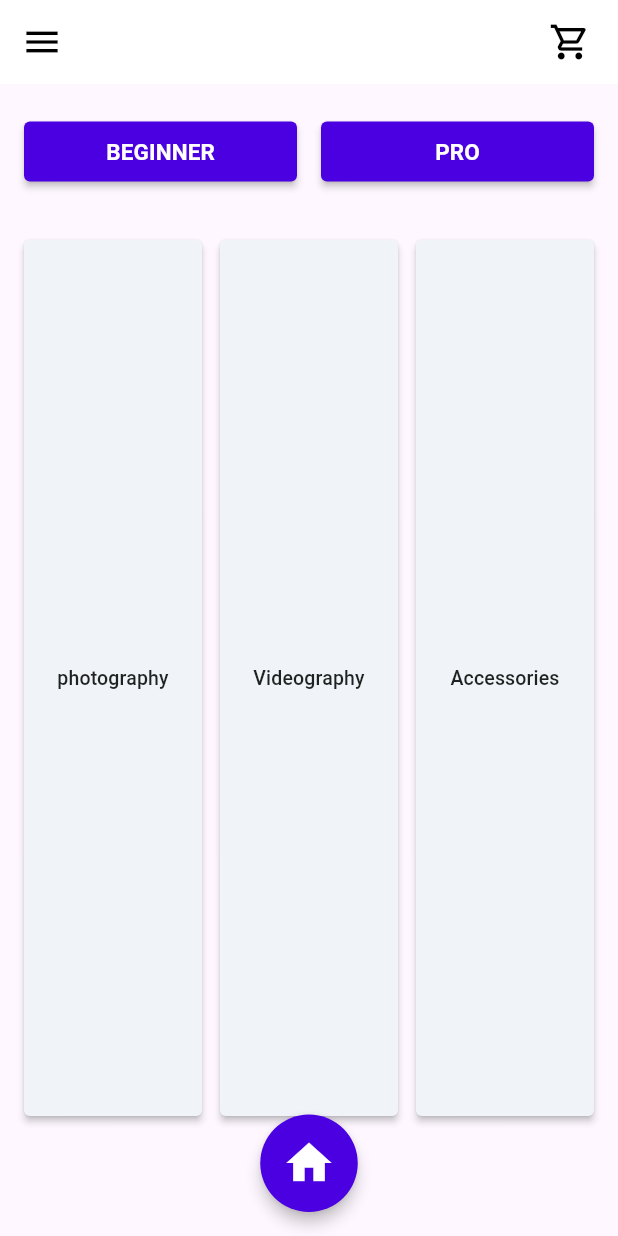
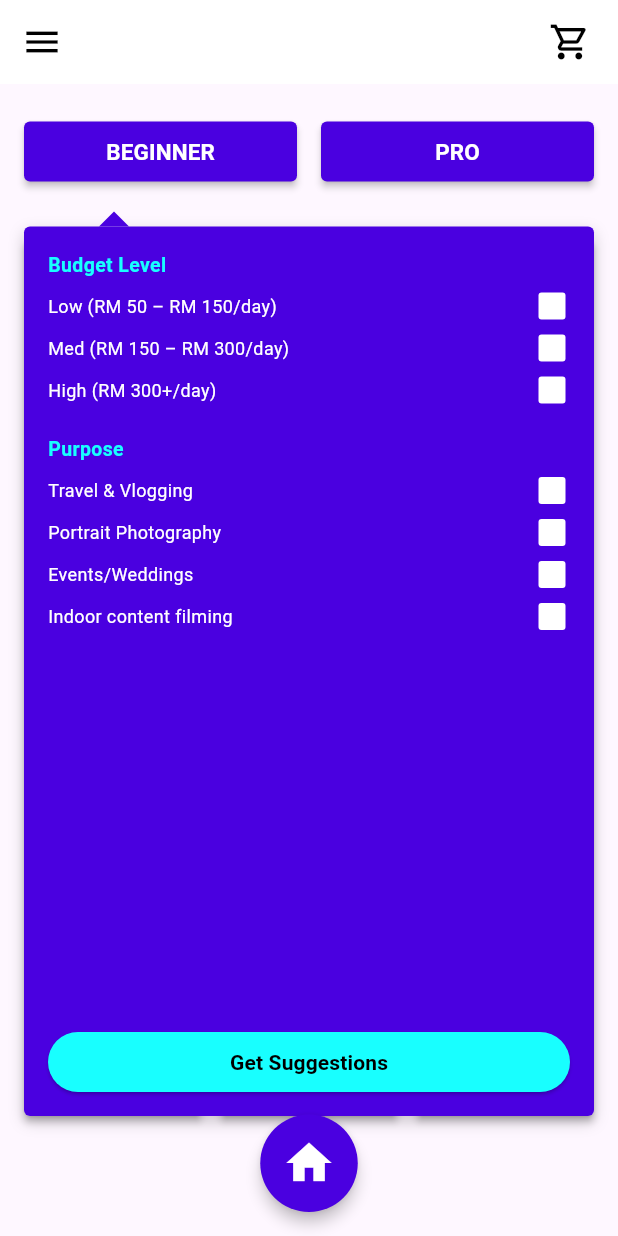
Before and after one commit to mhdhfzi/MAP-PROJECT, a Flutter app: the RenterProDashboard screen opened by its route, after a tap on "BEGINNER", on a phone screen of 412 x 824 dp. Run offline on Flutter 3.47's test engine with Material 3 defaults, Android fonts, the phone set to English and light mode, and no system bars; our stand-ins replace cloud_firestore, firebase_auth, firebase_core, image_picker, shared_preferences; accounts and stored records are empty.

Commit message:
Update renter_pro_dashboard.dart

```diff
--- a/cam_share/lib/screens/renter_pro_dashboard.dart
+++ b/cam_share/lib/screens/renter_pro_dashboard.dart
@@ -2,8 +2,6 @@ import 'package:flutter/material.dart';
 import 'package:firebase_auth/firebase_auth.dart';
 import 'package:cloud_firestore/cloud_firestore.dart';
 import 'package:cam_share/screens/profile_screen.dart';
-
-// Ensure these imports match your actual file structure
 import 'photography_screen.dart';
 import 'videography_screen.dart';
 import 'accessories_screen.dart';
@@ -45,15 +43,29 @@ class RenterProDashboard extends StatefulWidget {
 class _RenterProDashboardState extends State<RenterProDashboard> {
   String userName = 'Loading...';
   String userEmail = '';
+
+  // Menu Visibility Toggles
   bool _showProMenu = false;
+  bool _showBeginnerMenu = false; // NEW
 
-  // Filter Checkbox States
+  // Pro Filter Checkbox States
   bool _filterCamera = false;
   bool _filterDrones = false;
   bool _filterAccessories = false;
   bool _filterCanon = false;
   bool _filterNikon = false;
   bool _filterSony = false;
+
+  // Beginner Filter Checkbox States (NEW)
+  // 1. Budget
+  bool _budgetLow = false;
+  bool _budgetMed = false;
+  bool _budgetHigh = false;
+  // 2. Purpose
+  bool _purposeTravel = false;
+  bool _purposePortrait = false;
+  bool _purposeEvents = false;
+  bool _purposeIndoor = false;
 
   @override
   void initState() {
@@ -90,9 +102,19 @@ class _RenterProDashboardState extends State<RenterProDashboard> {
     Navigator.pushNamed(context, '/profile');
   }
 
+  // Updated: Closes Beginner menu if opening Pro
   void _toggleProMenu() {
     setState(() {
       _showProMenu = !_showProMenu;
+      if (_showProMenu) _showBeginnerMenu = false;
+    });
+  }
+
+  // NEW: Closes Pro menu if opening Beginner
+  void _toggleBeginnerMenu() {
+    setState(() {
+      _showBeginnerMenu = !_showBeginnerMenu;
+      if (_showBeginnerMenu) _showProMenu = false;
     });
   }
 
@@ -179,15 +201,17 @@ class _RenterProDashboardState extends State<RenterProDashboard> {
                   height: 70,
                   child: Row(
                     children: [
-                      Expanded(child: _buildHeaderButton("BEGINNER", accentColor, () {})),
+                      // Connected _toggleBeginnerMenu here
+                      Expanded(child: _buildHeaderButton("BEGINNER", accentColor, _toggleBeginnerMenu)),
                       const SizedBox(width: 16),
+                      // Connected _toggleProMenu here
                       Expanded(child: _buildHeaderButton("PRO", accentColor, _toggleProMenu)),
                     ],
                   ),
                 ),
                 const SizedBox(height: 24),
 
-                // === UPDATED COLUMNS: NOW USING ELEVATED BUTTONS ===
+                // === BUTTONS COLUMN ===
                 Expanded(
                   child: Row(
                     crossAxisAlignment: CrossAxisAlignment.stretch,
@@ -217,6 +241,7 @@ class _RenterProDashboardState extends State<RenterProDashboard> {
             ),
           ),
 
+          // === PRO MENU ===
           if (_showProMenu)
             Positioned(
               top: 85,
@@ -224,6 +249,17 @@ class _RenterProDashboardState extends State<RenterProDashboard> {
               right: 16,
               bottom: 100,
               child: _buildProDropdown(accentColor),
+            ),
+
+          // === BEGINNER MENU ===
+          // Positioned slightly differently to align with the left button
+          if (_showBeginnerMenu)
+            Positioned(
+              top: 85,
+              left: 16,
+              right: 16,
+              bottom: 80, // Giving it a bit more space
+              child: _buildBeginnerDropdown(accentColor),
             ),
         ],
       ),
@@ -240,6 +276,72 @@ class _RenterProDashboardState extends State<RenterProDashboard> {
           child: const Icon(Icons.home, color: Colors.white, size: 36),
         ),
       ),
+    );
+  }
+
+  // === BEGINNER DROPDOWN WIDGET ===
+  Widget _buildBeginnerDropdown(Color accentColor) {
+    return Stack(
+      alignment: Alignment.topLeft, // Align triangle to left
+      children: [
+        Container(
+          margin: const EdgeInsets.only(top: 10),
+          padding: const EdgeInsets.all(16),
+          decoration: BoxDecoration(
+            color: accentColor,
+            borderRadius: BorderRadius.circular(4),
+            boxShadow: [
+              BoxShadow(color: Colors.black.withOpacity(0.2), blurRadius: 8, offset: const Offset(0, 4)),
+            ],
+          ),
+          child: Column(
+            crossAxisAlignment: CrossAxisAlignment.start,
+            children: [
+              // 1. Budget Section
+              const Text("Budget Level", style: TextStyle(color: Colors.cyanAccent, fontSize: 13, fontWeight: FontWeight.bold)),
+              const SizedBox(height: 4),
+              _buildCheckboxRow("Low (RM 50 – RM 150/day)", _budgetLow, (v) => setState(() => _budgetLow = v!)),
+              _buildCheckboxRow("Med (RM 150 – RM 300/day)", _budgetMed, (v) => setState(() => _budgetMed = v!)),
+              _buildCheckboxRow("High (RM 300+/day)", _budgetHigh, (v) => setState(() => _budgetHigh = v!)),
+
+              const SizedBox(height: 16),
+
+              // 2. Purpose Section
+              const Text("Purpose", style: TextStyle(color: Colors.cyanAccent, fontSize: 13, fontWeight: FontWeight.bold)),
+              const SizedBox(height: 4),
+              _buildCheckboxRow("Travel & Vlogging", _purposeTravel, (v) => setState(() => _purposeTravel = v!)),
+              _buildCheckboxRow("Portrait Photography", _purposePortrait, (v) => setState(() => _purposePortrait = v!)),
+              _buildCheckboxRow("Events/Weddings", _purposeEvents, (v) => setState(() => _purposeEvents = v!)),
+              _buildCheckboxRow("Indoor content filming", _purposeIndoor, (v) => setState(() => _purposeIndoor = v!)),
+
+              const Spacer(),
+
+              SizedBox(
+                width: double.infinity,
+                height: 40,
+                child: ElevatedButton(
+                  style: ElevatedButton.styleFrom(
+                    backgroundColor: Colors.cyanAccent,
+                    foregroundColor: Colors.black,
+                  ),
+                  onPressed: () {
+                    _toggleBeginnerMenu();
+                  },
+                  child: const Text("Get Suggestions", style: TextStyle(fontWeight: FontWeight.bold)),
+                ),
+              ),
+            ],
+          ),
+        ),
+
+        Padding(
+          padding: const EdgeInsets.only(left: 50),
+          child: CustomPaint(
+            painter: TrianglePainter(color: accentColor),
+            size: const Size(20, 10),
+          ),
+        ),
+      ],
     );
   }
 
@@ -309,7 +411,7 @@ class _RenterProDashboardState extends State<RenterProDashboard> {
       child: Row(
         mainAxisAlignment: MainAxisAlignment.spaceBetween,
         children: [
-          Text(label, style: const TextStyle(color: Colors.white, fontSize: 13)),
+          Expanded(child: Text(label, style: const TextStyle(color: Colors.white, fontSize: 12))),
           SizedBox(
             height: 24,
             width: 24,
@@ -343,20 +445,19 @@ class _RenterProDashboardState extends State<RenterProDashboard> {
     );
   }
 
-  // === NEW: Replaced Container+InkWell with ElevatedButton ===
   Widget _buildVerticalButton(String title, Color color, VoidCallback onTap) {
     return Expanded(
       child: SizedBox(
-        height: double.infinity, // Force button to fill vertical space
+        height: double.infinity,
         child: ElevatedButton(
           style: ElevatedButton.styleFrom(
             backgroundColor: color,
-            foregroundColor: Colors.black87, // Text/Icon color
+            foregroundColor: Colors.black87,
             shape: RoundedRectangleBorder(
               borderRadius: BorderRadius.circular(4),
             ),
-            elevation: 2, // Standard button elevation
-            padding: EdgeInsets.zero, // Allows content to be centered
+            elevation: 2,
+            padding: EdgeInsets.zero,
           ),
           onPressed: onTap,
           child: Center(
```
